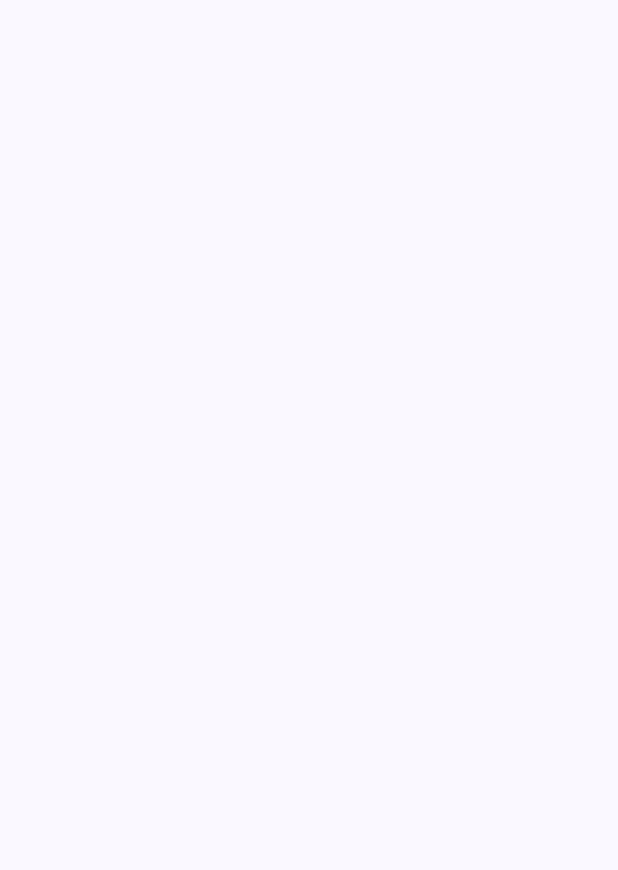
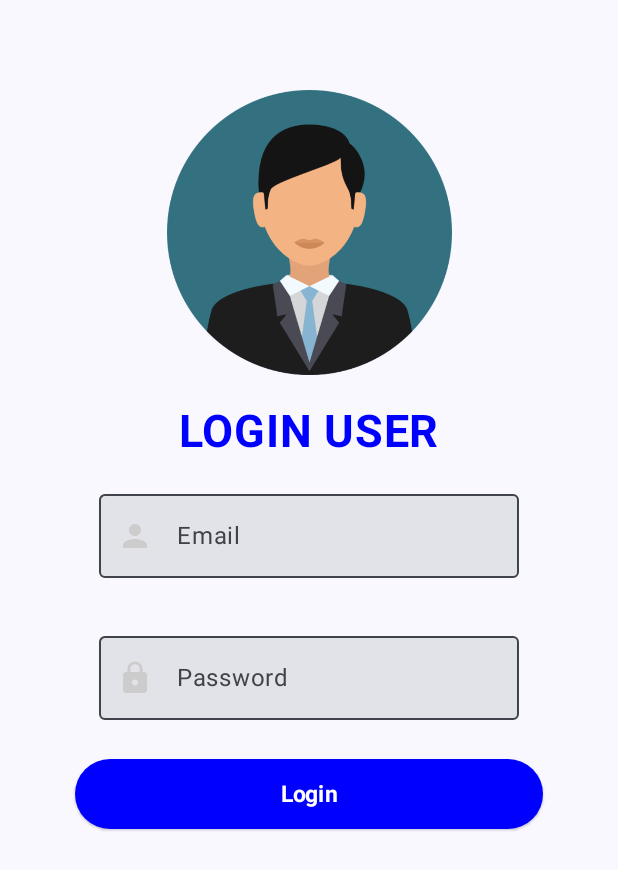
Before and after one commit to 2520-1818-Aplicaciones-Moviles/Navigation-UI, an Android app built with Jetpack Compose: the screen it shows after launch (MainActivity), on a phone screen of 412 x 824 dp. Before the commit the part shown is empty. Shown: the top 870 px of the screen. Run offline under Robolectric (Android 15) with nearby library versions, the phone set to English and light mode, and no system bars.

Commit message:
feat: Add login UI with email and password input fields

```diff
--- a/app/src/main/java/com/example/semana2_1/views/view1.kt
+++ b/app/src/main/java/com/example/semana2_1/views/view1.kt
@@ -1,12 +1,27 @@
 package com.example.semana2_1.views
 
 import android.annotation.SuppressLint
+import androidx.compose.foundation.Image
+import androidx.compose.foundation.layout.Arrangement
 import androidx.compose.foundation.layout.Column
 import androidx.compose.foundation.layout.fillMaxWidth
+import androidx.compose.foundation.layout.height
 import androidx.compose.foundation.layout.padding
+import androidx.compose.foundation.layout.width
+import androidx.compose.foundation.text.KeyboardOptions
+import androidx.compose.material.icons.Icons
+import androidx.compose.material.icons.filled.Check
+import androidx.compose.material.icons.filled.Lock
+import androidx.compose.material.icons.filled.Person
 import androidx.compose.material3.Button
+import androidx.compose.material3.ButtonDefaults
+import androidx.compose.material3.ElevatedButton
+import androidx.compose.material3.Icon
+import androidx.compose.material3.OutlinedTextField
 import androidx.compose.material3.Scaffold
+import androidx.compose.material3.Shapes
 import androidx.compose.material3.Text
+import androidx.compose.material3.TextFieldDefaults
 import androidx.compose.runtime.Composable
 import androidx.compose.runtime.getValue
 import androidx.compose.runtime.mutableStateOf
@@ -14,10 +29,15 @@ import androidx.compose.runtime.remember
 import androidx.compose.runtime.setValue
 import androidx.compose.ui.Alignment
 import androidx.compose.ui.Modifier
+import androidx.compose.ui.graphics.Color
+import androidx.compose.ui.res.painterResource
 import androidx.compose.ui.text.font.FontWeight
+import androidx.compose.ui.text.input.KeyboardType
+import androidx.compose.ui.text.input.PasswordVisualTransformation
 import androidx.compose.ui.unit.dp
 import androidx.compose.ui.unit.sp
 import androidx.navigation.NavHostController
+import com.example.semana2_1.R
 
 @SuppressLint("UnusedMaterial3ScaffoldPaddingParameter")
 @Composable
@@ -59,4 +79,122 @@ fun View1(saveScreen : NavHostController){
 fun Principal(saveScreen : NavHostController){
     var userEmail by remember { mutableStateOf("") }
     var userPassword by remember { mutableStateOf("") }
+
+    Column(
+        Modifier
+            .padding(40.dp)
+            .fillMaxWidth(),
+        verticalArrangement = Arrangement.Center,
+        horizontalAlignment = Alignment.CenterHorizontally
+    ) {
+        Image(
+            painter = painterResource(id= R.drawable.user),
+            contentDescription = "Icon Reference",
+            modifier = Modifier
+                .width(230.dp)
+                .height(230.dp)
+                .padding(vertical = 20.dp)
+        )
+
+        Text(text = "LOGIN USER",
+            fontWeight = FontWeight.Bold,
+            fontSize = 30.sp,
+            fontFamily = androidx.compose.ui.text.font.FontFamily.SansSerif,
+            color = Color.Blue)
+
+        // Email input
+        OutlinedTextField(
+         value = userEmail,
+         modifier = Modifier
+             .padding(10.dp)
+             .padding(vertical = 5.dp),
+            label = { Text(text = "Email")},
+            placeholder = { Text(text = "User Email")},
+            leadingIcon =
+                {
+                    Icon(
+                        imageVector = Icons.Default.Person,
+                        contentDescription = "",
+                        tint = Color.LightGray
+                    )
+                },
+            trailingIcon = {
+                if(userEmail.isNotEmpty()){
+                    Icon(
+                        imageVector = Icons.Default.Check,
+                        contentDescription = "Icon Reference",
+                        tint = Color.LightGray
+                    )
+                }
+            },
+            colors = TextFieldDefaults.colors(
+                focusedTextColor = Color.Blue,
+                unfocusedTextColor = Color.LightGray,
+                focusedContainerColor = Color.Transparent
+            ),
+            keyboardOptions = KeyboardOptions(keyboardType = KeyboardType.Email),
+            onValueChange = {
+                userEmail = it
+            }
+        )
+
+        // Password input
+        OutlinedTextField(
+            value = userPassword,
+            modifier = Modifier
+                .padding(10.dp)
+                .padding(vertical = 5.dp),
+            label = { Text(text = "Password")},
+            placeholder = { Text(text = "User Password")},
+            leadingIcon = {
+                Icon(
+                    imageVector = Icons.Default.Lock,
+                    contentDescription = "",
+                    tint = Color.LightGray
+                )
+            },
+            trailingIcon = {
+                if(userPassword.isNotEmpty()){
+                    Icon(
+                        imageVector = Icons.Default.Check,
+                        contentDescription = "Icon Reference",
+                        tint = Color.LightGray
+                    )
+                }
+            },
+            colors = TextFieldDefaults.colors(
+                focusedTextColor = Color.Blue,
+                unfocusedTextColor = Color.LightGray,
+                focusedContainerColor = Color.Transparent
+            ),
+            keyboardOptions = KeyboardOptions(keyboardType = KeyboardType.Password),
+            visualTransformation = PasswordVisualTransformation(),
+            onValueChange = {
+                userPassword = it
+            }
+        )
+
+        ElevatedButton(
+            modifier = Modifier
+                .padding(10.dp)
+                .fillMaxWidth(),
+            //shape = Shapes().large,
+            //enabled = userEmail.isNotEmpty() && userPassword.isNotEmpty(),
+            colors = ButtonDefaults.buttonColors(
+                Color.Blue
+            ),
+            onClick = {
+                if (userEmail.isNotEmpty() && userPassword.isNotEmpty()){
+                    saveScreen.navigate("V2")
+                }
+            }
+        ) {
+            Text(text = "Login",
+                fontSize = 15.sp,
+                fontWeight = FontWeight.Bold,
+                color = Color.White,
+                modifier = Modifier.padding(5.dp)
+                )
+        }
+    }
 }
```
